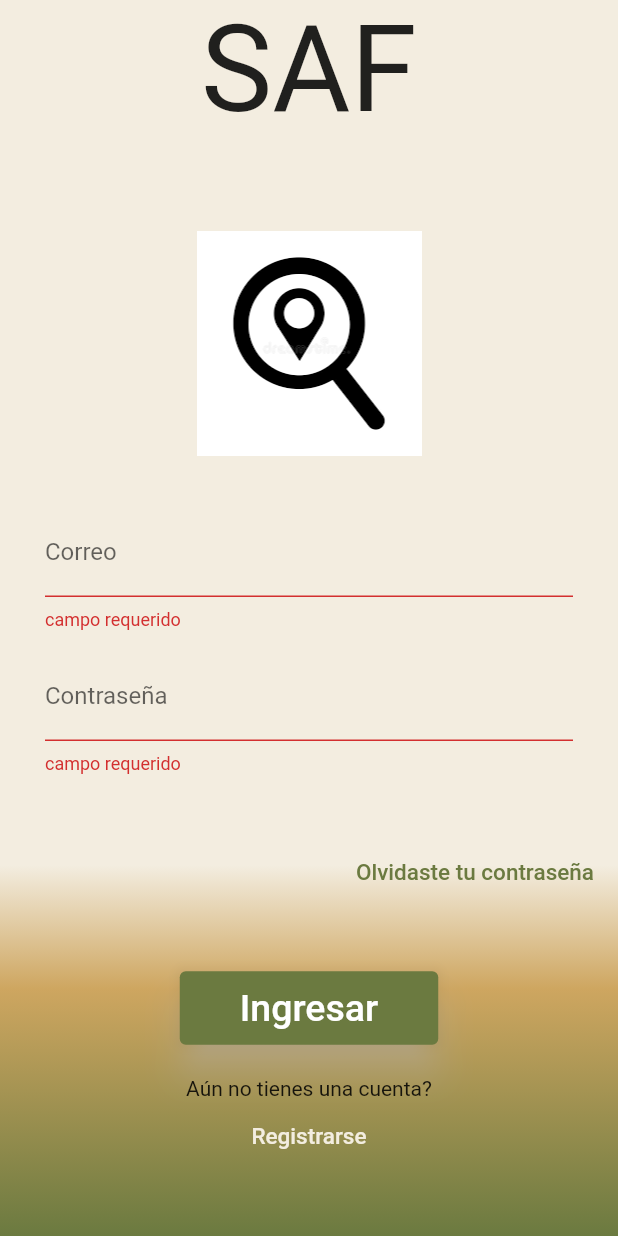
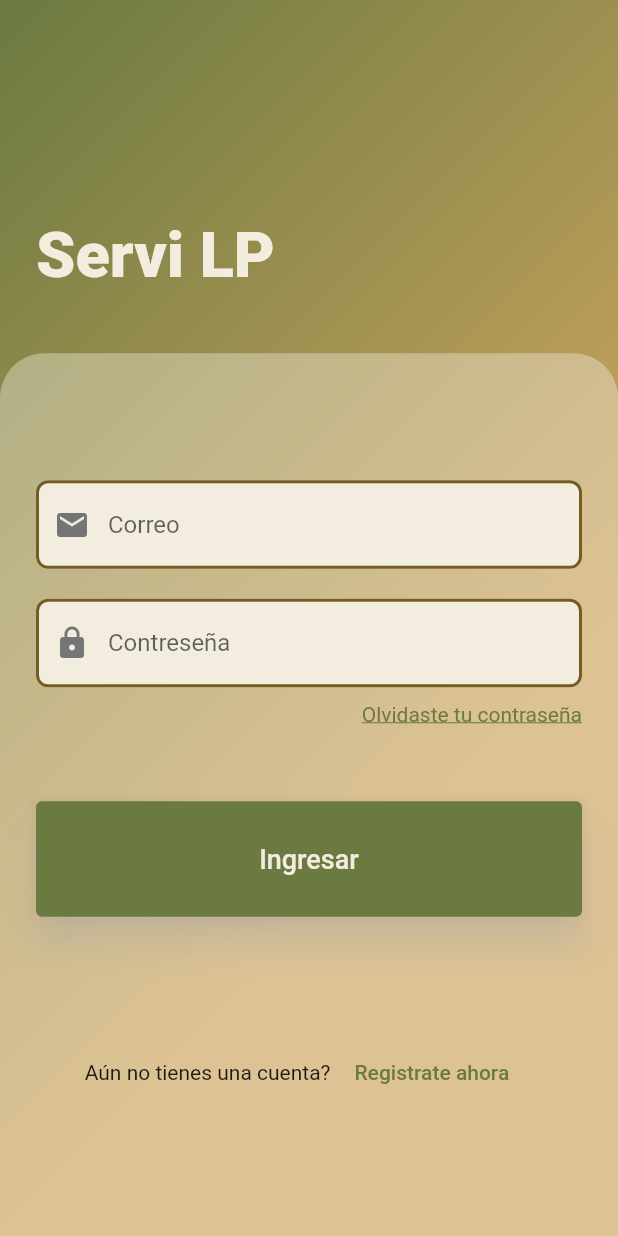
Before and after one commit to sis313/sistema_II2022.mobile, a Flutter app: the screen it shows after launch, after a tap on "Ingresar", on a phone screen of 412 x 824 dp. Run offline on Flutter 3.47's test engine with Material 2 defaults, Android fonts, the phone set to English and light mode, and no system bars; our stand-ins replace form_field_validator, shared_preferences.

Commit message:
change login screen

```diff
--- a/app_movil/lib/Login.dart
+++ b/app_movil/lib/Login.dart
@@ -32,152 +32,186 @@ class _Login extends State<Login> {
     return Scaffold(
       //backgroundColor: Color(0xfff3ede0),
       body: Container(
+        constraints: BoxConstraints(
+          maxWidth: MediaQuery.of(context).size.width,
+          maxHeight: MediaQuery.of(context).size.height,
+        ),
         decoration: BoxDecoration(
           gradient: LinearGradient(
-                begin: Alignment.topCenter,
-                end: Alignment.bottomCenter,
-                stops: [
-              0.7,
-              0.8,
-              1
-            ],
-                colors: [
-              Color(0xfff3ede0),
-              Color(0xffCEA660),
-              Color(0xff6B7A40)
-            ])),
-        child: Column(
-          children: <Widget>[
-            Center(
-              child: Text(
-                'SAF',
-                style: new TextStyle(
-                  fontSize: 80,
-                ),
-                textAlign: TextAlign.center,
+            colors: [Color(0xff6B7A40), Color(0xffCEA660)],
+            begin: Alignment.topLeft,
+            end: Alignment.centerRight,
           ),
         ),
-            Padding(
-              padding: const EdgeInsets.only(top: 60.0),
-              child: Center(
-                child: Container(
-                    width: 200,
-                    height: 150,
-                    /*decoration: BoxDecoration(
-                          color: Colors.red,
-                          borderRadius: BorderRadius.circular(50.0)),*/
-                    child: Image.asset('assets/icono.png')),
+        child: Column(
+            mainAxisAlignment: MainAxisAlignment.end,
+            crossAxisAlignment: CrossAxisAlignment.start,
+            children: [
+              Expanded(
+                flex: 2,
+                child: Padding(
+                  padding: const EdgeInsets.symmetric(
+                      vertical: 36.0, horizontal: 24.0),
+                  child: Column(
+                    mainAxisAlignment: MainAxisAlignment.end,
+                    crossAxisAlignment: CrossAxisAlignment.start,
+                    children: [
+                      Text(
+                        "Servi LP",
+                        style: TextStyle(
+                          color: Color(0xfff3ede0),
+                          fontSize: 42.0,
+                          fontWeight: FontWeight.w800,
                         ),
                       ),
-            Padding(
-                padding: EdgeInsets.symmetric(horizontal: 15, vertical: 20),
+                      SizedBox(
+                        height: 5.0,
+                      ),
+                    ],
+                  ),
+                ),
+              ),
+              Expanded(
+                  flex: 5,
                   child: Form(
-                    autovalidateMode: AutovalidateMode.always,
+                    //autovalidateMode: AutovalidateMode.always,
                     key: formkey,
+                    child: Container(
+                      width: double.infinity,
+                      decoration: BoxDecoration(
+                          color: Color(0xfff3ede0).withOpacity(0.4),
+                          borderRadius: BorderRadius.only(
+                            topLeft: Radius.circular(30.0),
+                            topRight: Radius.circular(30.0),
+                          )),
+                      child: Padding(
+                        padding: const EdgeInsets.all(24.0),
                         child: Column(
-                      children: <Widget>[
-                        Padding(
-                          padding: const EdgeInsets.only(
-                              left: 15.0, right: 15.0, top: 15, bottom: 0),
-                          child: TextFormField(
+                            mainAxisAlignment: MainAxisAlignment.center,
+                            children: [
+                              TextFormField(
                                 validator: MultiValidator([
                                   EmailValidator(errorText: "correo invalido"),
-                              RequiredValidator(errorText: "campo requerido")
+                                  RequiredValidator(
+                                      errorText: "campo requerido")
                                 ]),
+                                keyboardType: TextInputType.emailAddress,
                                 decoration: InputDecoration(
+                                  filled: true,
+                                  fillColor: Color(0xfff3ede0),
+                                  hintText: "Correo",
+                                  prefixIcon: Icon(
+                                    Icons.mail,
+                                    color: Colors.grey[600],
+                                  ),
                                   focusedBorder: OutlineInputBorder(
                                     borderSide: BorderSide(
                                         color: Color(0xff6B7A40), width: 2.0),
+                                    borderRadius: BorderRadius.circular(8.0),
                                   ),
                                   enabledBorder: OutlineInputBorder(
                                     borderSide: BorderSide(
                                         color: Color(0xff745D20), width: 2.0),
-                              ),
-                              labelText: 'Correo',
-                              //hintText: 'Ingresa un correo valido como abc@gmail.com'
+                                    borderRadius: BorderRadius.circular(8.0),
                                   ),
                                 ),
                               ),
-                        Container(
-                            padding: const EdgeInsets.only(
-                                left: 15.0, right: 15.0, top: 15, bottom: 0),
-                            //padding: EdgeInsets.symmetric(horizontal: 15),
-                            child: TextFormField(
+                              SizedBox(
+                                height: 20.0,
+                              ),
+                              TextFormField(
                                 validator: MultiValidator([
-                                RequiredValidator(errorText: "campo requerido"),
+                                  RequiredValidator(
+                                      errorText: "campo requerido"),
                                   MinLengthValidator(8,
                                       errorText: "Minimo 8 caracteres")
                                 ]),
                                 obscureText: true,
                                 decoration: InputDecoration(
+                                  filled: true,
+                                  fillColor: Color(0xfff3ede0),
+                                  hintText: "Contreseña",
+                                  prefixIcon: Icon(
+                                    Icons.lock,
+                                    color: Colors.grey[600],
+                                  ),
                                   focusedBorder: OutlineInputBorder(
                                     borderSide: BorderSide(
                                         color: Color(0xff6B7A40), width: 2.0),
+                                    borderRadius: BorderRadius.circular(8.0),
                                   ),
                                   enabledBorder: OutlineInputBorder(
                                     borderSide: BorderSide(
                                         color: Color(0xff745D20), width: 2.0),
+                                    borderRadius: BorderRadius.circular(8.0),
                                   ),
-                                labelText: 'Contraseña',
-                                //hintText: 'minimo 8 caracteres'
                                 ),
-                            ))
+                              ),
+                              SizedBox(
+                                height: 10.0,
+                              ),
+                              Row(
+                                mainAxisAlignment: MainAxisAlignment.end,
+                                children: [
+                                  Text(
+                                    "Olvidaste tu contraseña",
+                                    textAlign: TextAlign.end,
+                                    style: TextStyle(
+                                      color: Color(0xff6B7A40),
+                                      decoration: TextDecoration.underline,
+                                    ),
+                                  ),
                                 ],
-                    ))),
-            Flexible(
-              fit: FlexFit.tight,
-              child: Container(
-                child: Align(
-                  alignment: Alignment.centerRight,
+                              ),
+                              SizedBox(
+                                height: 50.0,
+                              ),
+                              Container(
+                                width: double.infinity,
                                 child: ElevatedButton(
-                    style: ElevatedButton.styleFrom(
-                      primary: Colors.transparent,
-                      onPrimary: Color(0xfff3ede0),
-                      shadowColor: Colors.transparent,
-                    ),
-                    onPressed: () {
-                      //TODO FORGOT PASSWORD SCREEN GOES HERE
-                    },
+                                  style: elevButtonStyle,
+                                  onPressed: validate,
+                                  child: Padding(
+                                    padding: const EdgeInsets.symmetric(
+                                        vertical: 18.0),
                                     child: Text(
-                      'Olvidaste tu contraseña',
-                      style: TextStyle(color: Color(0xff6B7A40), fontSize: 15),
+                                      "Ingresar",
+                                      style: TextStyle(
+                                        color: Color(0xfff3ede0),
+                                        fontSize: 18.0,
                                       ),
                                     ),
                                   ),
                                 ),
                               ),
-            Flexible(
-              child: Center(
-                child: ElevatedButton(
-                  style: elevButtonStyle,
-                  onPressed: validate,
-                  child: Text(
-                    'Ingresar',
-                    style: TextStyle(color: Colors.white, fontSize: 25),
+                              SizedBox(
+                                height: 80.0,
                               ),
-                ),
-              ),
-            ),
-            Text('Aún no tienes una cuenta?'),
-            Flexible(
-              child: ElevatedButton(
+                              Row(
+                                mainAxisAlignment: MainAxisAlignment.center,
+                                children: [
+                                  Text("Aún no tienes una cuenta?"),
+                                  ElevatedButton(
                                       style: ElevatedButton.styleFrom(
                                         primary: Colors.transparent,
-                  onPrimary: Color(0xfff3ede0),
+                                        onPrimary: Color(0xff6B7A40),
                                         shadowColor: Colors.transparent,
                                       ),
                                       onPressed: () {
-                  Navigator.push(context,
-                      MaterialPageRoute(builder: (context) => RoleMenu()));
+                                        Navigator.push(
+                                            context,
+                                            MaterialPageRoute(
+                                                builder: (context) =>
+                                                    RoleMenu()));
                                       },
-                child: Text(
-                  'Registrarse',
-                  style: TextStyle(color: Color(0xfff3ede0), fontSize: 15),
+                                      child: Text("Registrate ahora")),
+                                ],
+                              ),
+                            ]),
                       ),
                     ),
-            ),
-          ],
-        ),
+                  ))
+            ]),
       ),
     );
   }
--- a/app_movil/lib/RoleMenu.dart
+++ b/app_movil/lib/RoleMenu.dart
@@ -45,7 +45,7 @@ class _RoleMenu extends State<RoleMenu> {
               padding: const EdgeInsets.all(8.0),
               child: Center(
                 child: Text(
-                  'SAF',
+                  'Servi LP',
                   style: new TextStyle(
                     fontSize: 80,
                   ),
--- a/app_movil/lib/SignUp.dart
+++ b/app_movil/lib/SignUp.dart
@@ -52,7 +52,7 @@ class _SignUp extends State<SignUp> {
           children: <Widget>[
             Center(
               child: Text(
-                'SAF',
+                'Servi LP',
                 style: new TextStyle(
                   fontSize: 80,
                 ),
--- a/app_movil/lib/StartMenu.dart
+++ b/app_movil/lib/StartMenu.dart
@@ -45,7 +45,7 @@ class _StartMenu extends State<StartMenu> {
               padding: const EdgeInsets.all(5.0),
               child: Center(
                 child: Text(
-                  'SAF',
+                  'Servi LP',
                   style: new TextStyle(
                       fontSize: 80,
                       fontFamily: 'RobotoMono'
@@ -54,18 +54,7 @@ class _StartMenu extends State<StartMenu> {
                 ),
               ),
             ),
-            Padding(
-              padding: const EdgeInsets.all(8.0),
-              child: Center(
-                child: Text(
-                  'Search and Find',
-                  style: new TextStyle(
-                    fontSize: 50,
-                  ),
-                  textAlign: TextAlign.center,
-                ),
-              ),
-            ),
+
             Padding(
               padding: const EdgeInsets.only(top: 60.0),
               child: Center(
```
Lines whose indentation alone changed are shown as unchanged.
